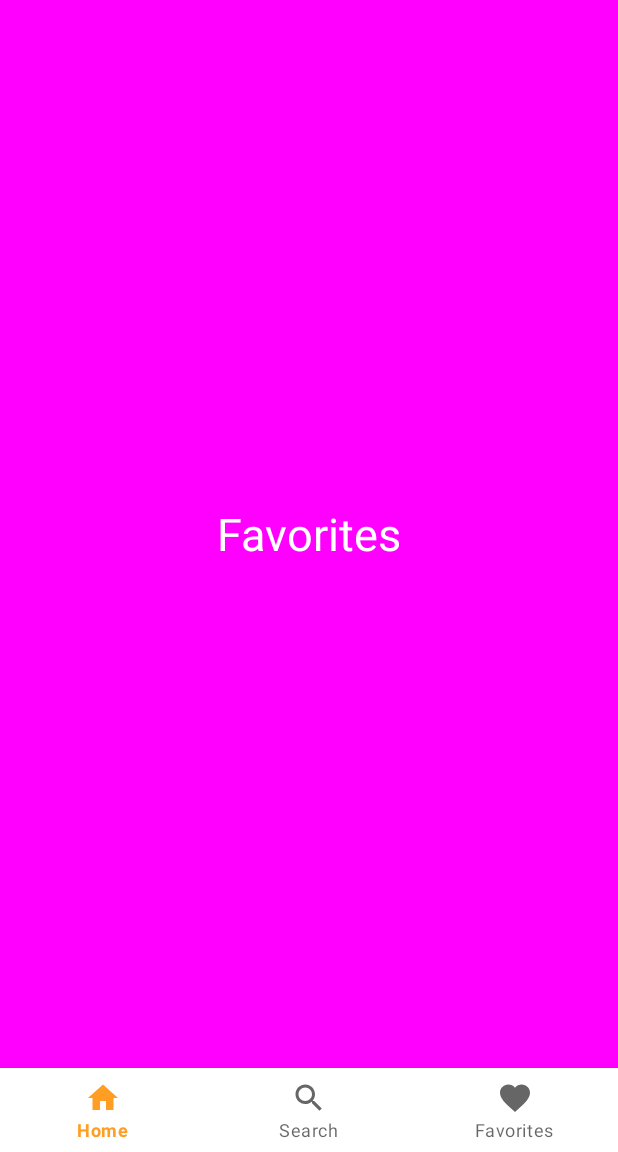
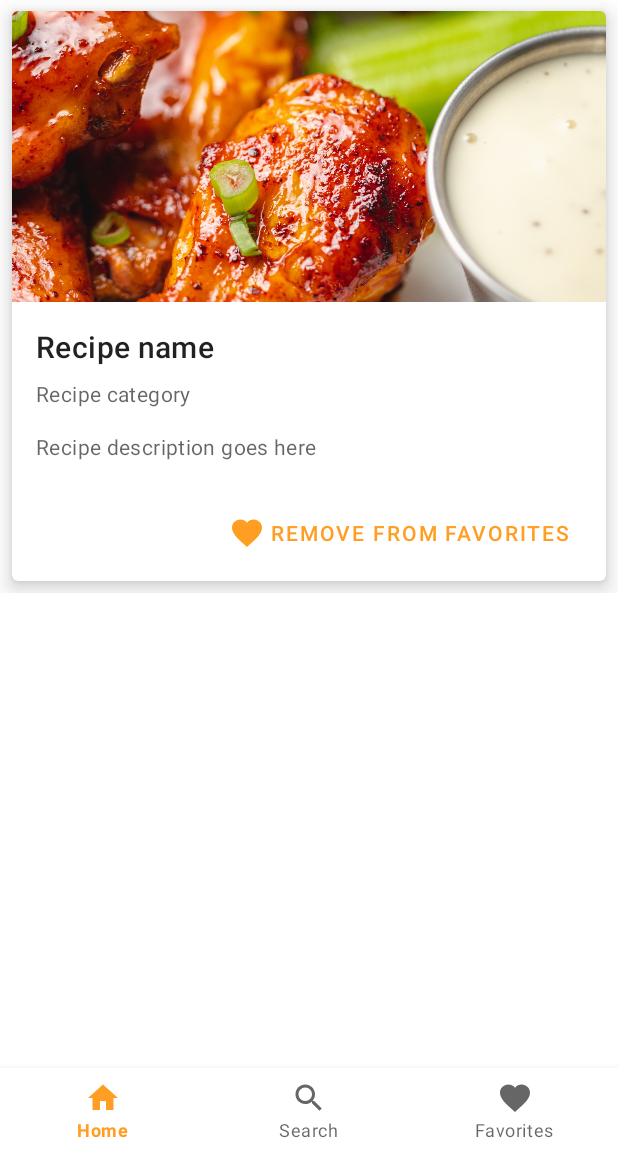
Before and after one commit to LouisZ-123/ProjectWingit, an Android app: the fragment FavoritesFragment placed in its activity, on a phone screen of 412 x 824 dp, the part 84-1236 px from its top. Run offline under Robolectric (Android 15) with nearby library versions, the phone set to English and light mode, and no system bars.

Commit message:
Added favorites page
For demonstration purposes only!

```diff
--- a/app/src/main/java/com/example/projectwingit/MainActivity.java
+++ b/app/src/main/java/com/example/projectwingit/MainActivity.java
@@ -87,12 +87,15 @@ public class MainActivity extends AppCompatActivity implements NavigationView.On
                     switch (item.getItemId()) {
                         case R.id.home:
                             fragment = new HomeFragment();
+                            toolbar.setTitle(R.string.home_title_toolbar);
                             break;
                         case R.id.search:
                             fragment = new SearchFragment();
+                            toolbar.setTitle(R.string.search_title_toolbar);
                             break;
                         case R.id.favorites:
                             fragment = new FavoritesFragment();
+                            toolbar.setTitle(R.string.favorites_title_toolbar);
                             break;
                     }
                     getSupportFragmentManager().beginTransaction().replace(R.id.container, fragment).commit();
--- /dev/null
+++ b/app/src/main/res/drawable/ic_favorite.xml
@@ -0,0 +1,10 @@
+<vector xmlns:android="http://schemas.android.com/apk/res/android"
+    android:width="24dp"
+    android:height="24dp"
+    android:viewportWidth="24"
+    android:viewportHeight="24"
+    android:tint="?attr/colorControlNormal">
+  <path
+      android:fillColor="@android:color/white"
+      android:pathData="M12,21.35l-1.45,-1.32C5.4,15.36 2,12.28 2,8.5 2,5.42 4.42,3 7.5,3c1.74,0 3.41,0.81 4.5,2.09C13.09,3.81 14.76,3 16.5,3 19.58,3 22,5.42 22,8.5c0,3.78 -3.4,6.86 -8.55,11.54L12,21.35z"/>
+</vector>
--- a/app/src/main/res/layout/fragment_favorites.xml
+++ b/app/src/main/res/layout/fragment_favorites.xml
@@ -3,17 +3,107 @@
     xmlns:tools="http://schemas.android.com/tools"
     android:layout_width="match_parent"
     android:layout_height="match_parent"
-    tools:context=".FavoritesFragment"
-    android:background="#FF0F">
+    xmlns:app="http://schemas.android.com/apk/res-auto"
+    tools:context=".HomeFragment"
+    android:orientation="vertical"
+    android:gravity="center_horizontal"
+    android:background="@color/white">
 
-    <!-- TODO: Update blank fragment layout -->
-    <TextView
-    android:layout_width="wrap_content"
-    android:layout_height="wrap_content"
-    android:text="Favorites"
-    android:layout_centerInParent="true"
-    android:textSize="30sp"
-    android:textColor="@color/white"
-    />
+    <ScrollView
+        android:layout_width="match_parent"
+        android:layout_height="match_parent">
+
+        <LinearLayout
+            android:layout_width="match_parent"
+            android:layout_height="match_parent"
+            android:orientation="vertical">
+
+            <Space
+                android:layout_width="match_parent"
+                android:layout_height="wrap_content"
+                android:layout_alignParentLeft="true"
+                android:layout_alignParentStart="true"
+                android:minHeight="55dp"
+                android:id="@+id/topspace">
+            </Space>
+
+            <com.google.android.material.card.MaterialCardView
+                android:id="@+id/card2"
+                android:layout_width="match_parent"
+                android:layout_height="wrap_content"
+                app:cardElevation="8dp"
+                android:layout_margin="8dp">
+
+                <LinearLayout
+                    android:layout_width="match_parent"
+                    android:layout_height="wrap_content"
+                    android:orientation="vertical">
+
+                    <!-- Media -->
+                    <ImageView
+                        android:layout_width="match_parent"
+                        android:layout_height="194dp"
+                        app:srcCompat="@drawable/wings2"
+                        android:scaleType="centerCrop"
+                        />
+
+                    <LinearLayout
+                        android:layout_width="match_parent"
+                        android:layout_height="wrap_content"
+                        android:orientation="vertical"
+                        android:padding="16dp">
+
+                        <!-- Title, secondary and supporting text -->
+                        <TextView
+                            android:layout_width="wrap_content"
+                            android:layout_height="wrap_content"
+                            android:text="@string/first_card_title"
+                            android:textAppearance="?attr/textAppearanceHeadline6"
+                            />
+                        <TextView
+                            android:layout_width="wrap_content"
+                            android:layout_height="wrap_content"
+                            android:layout_marginTop="8dp"
+                            android:text="@string/first_card_category"
+                            android:textAppearance="?attr/textAppearanceBody2"
+                            android:textColor="?android:attr/textColorSecondary"
+                            />
+                        <TextView
+                            android:layout_width="wrap_content"
+                            android:layout_height="wrap_content"
+                            android:layout_marginTop="16dp"
+                            android:text="@string/first_card_description"
+                            android:textAppearance="?attr/textAppearanceBody2"
+                            android:textColor="?android:attr/textColorSecondary"
+                            />
+
+                    </LinearLayout>
+
+                    <!-- Buttons -->
+                    <LinearLayout
+                        android:layout_width="wrap_content"
+                        android:layout_height="wrap_content"
+                        android:layout_margin="8dp"
+                        android:layout_gravity="right"
+                        android:orientation="horizontal">
+                        <com.google.android.material.button.MaterialButton
+                            android:layout_width="wrap_content"
+                            android:layout_height="wrap_content"
+                            android:layout_marginEnd="8dp"
+                            android:text="@string/remove_from_favorites"
+                            app:icon="@drawable/ic_favorites"
+                            style="?attr/borderlessButtonStyle"
+                            />
+
+                    </LinearLayout>
+
+                </LinearLayout>
+
+            </com.google.android.material.card.MaterialCardView>
+
+
+        </LinearLayout>
+
+    </ScrollView>
 
 </RelativeLayout>
--- a/app/src/main/res/layout/fragment_home.xml
+++ b/app/src/main/res/layout/fragment_home.xml
@@ -165,8 +165,8 @@
                         android:layout_width="wrap_content"
                         android:layout_height="wrap_content"
                         android:layout_marginEnd="8dp"
-                    android:text="@string/save_to_favorites"
-                    app:icon="@drawable/ic_add_to_fav"
+                        android:text="@string/remove_from_favorites"
+                        app:icon="@drawable/ic_favorites"
                         style="?attr/borderlessButtonStyle"
                         />
 
--- a/app/src/main/res/values/strings.xml
+++ b/app/src/main/res/values/strings.xml
@@ -16,6 +16,14 @@
     <string name="first_card_category">Recipe category</string>
     <string name="first_card_description">Recipe description goes here</string>
     <string name="save_to_favorites">Save to favorites</string>
+    <string name="remove_from_favorites">Remove from favorites</string>
+
+    <!--Strings for bottom navigation and toolbar title change -->
+    <string name="home_title_toolbar">WingIt</string>
+    <string name="favorites_title_toolbar">Your favorite recipes!</string>
+    <string name="search_title_toolbar">Search for recipes</string>
+
+
 
 
 
```
Lines whose indentation alone changed are shown as unchanged.
